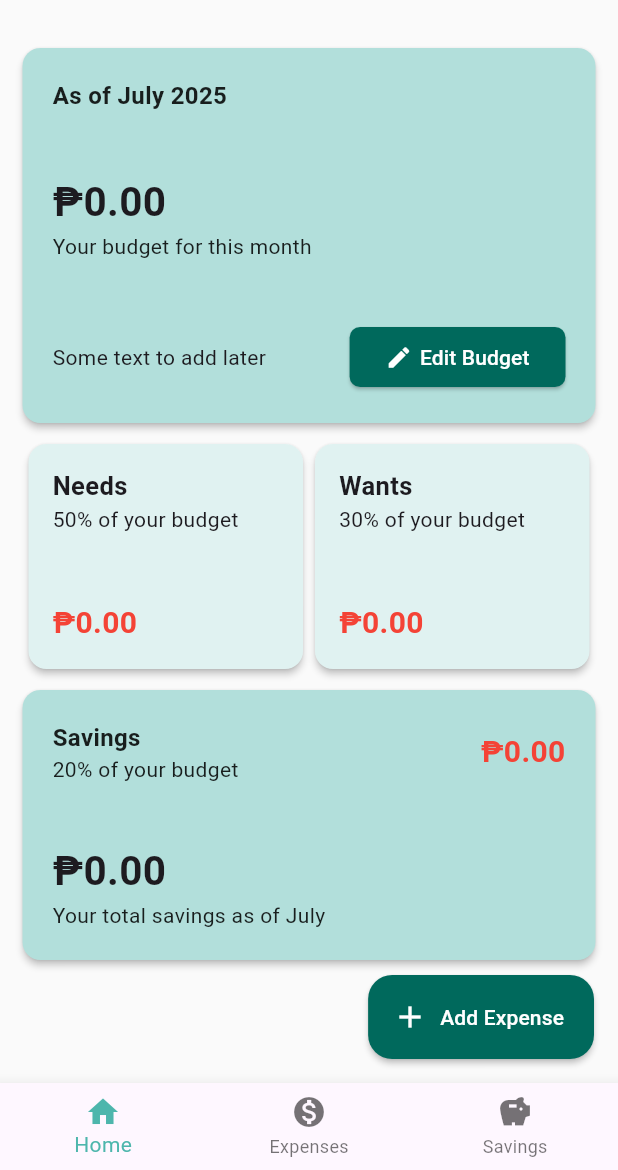
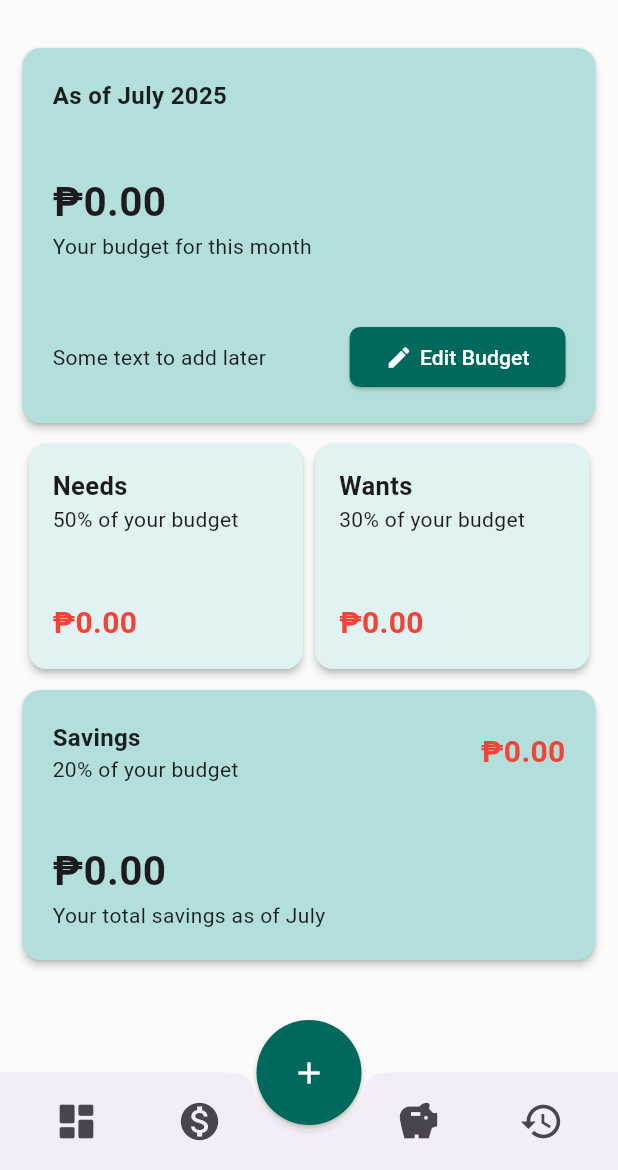
Before and after one commit to gabify/expense-tracker, a Flutter app: the screen it shows after launch, on a phone screen of 412 x 824 dp, the part 66-1236 px from its top. Run offline on Flutter 3.47's test engine with Material 3 defaults, Android fonts, the phone set to English and light mode, and no system bars; our stand-ins replace percent_indicator, sqflite; accounts and stored records are empty; statements that could not run were skipped.

Commit message:
Change to noched fab bottom app bar

```diff
--- a/lib/MainScreen.dart
+++ b/lib/MainScreen.dart
@@ -25,6 +25,7 @@ class _MainScreenState extends State<MainScreen> {
   final List<Widget> _pages = <Widget>[
     Dashboard(),
     Expenselist(),
+    SavingsDashboard(),
     SavingsDashboard()
   ];
 
@@ -67,44 +68,61 @@ class _MainScreenState extends State<MainScreen> {
     return Scaffold(
       body: _pages.elementAt(_selected_items),
 
-      floatingActionButton: FloatingActionButton.extended(
+      floatingActionButton: SizedBox(
+        height: 70,
+        width: 70,
+        child: FloatingActionButton(
           onPressed: (){
             Navigator.pushNamed(context, '/add');
           },
-        label: Text(
-          'Add Expense',
-          style: TextStyle(
-              color: Colors.white
-          ),
-        ),
-        icon: Icon(
+          backgroundColor: Colors.teal[800],
+          elevation: 1.7,
+          shape: CircleBorder(),
+          child: Icon(
             Icons.add,
             color: Colors.white,
           ),
-        backgroundColor: Colors.teal[800],
-        elevation: 1.7,
+        ),
+      ),
+      floatingActionButtonLocation: FloatingActionButtonLocation.centerDocked,
+
+      bottomNavigationBar: BottomAppBar(
+        shape: CircularNotchedRectangle(),
+        notchMargin: 4.0,
+        height: 65,
+        padding: EdgeInsets.symmetric(horizontal: 10),
+        child: Row(
+          mainAxisAlignment: MainAxisAlignment.spaceAround,
+          children: [
+            IconButton(
+              onPressed: (){
+                setState(() => _selected_items = 0);
+              },
+              icon: Icon(Icons.dashboard_rounded, size: 30),
+            ),
+            IconButton(
+              onPressed: (){
+                setState(() => _selected_items = 1);
+              },
+              icon: Icon(Icons.monetization_on, size: 30,),
             ),
 
-      bottomNavigationBar: BottomNavigationBar(
-          selectedItemColor: Colors.teal[300],
-          currentIndex: _selected_items,
-          onTap: _onItemTapped,
-          items: <BottomNavigationBarItem>[
-            BottomNavigationBarItem(
-              icon: Icon(Icons.home),
-              label: 'Home',
+            SizedBox(width: 30,),
+
+            IconButton(
+              onPressed: (){
+                setState(() => _selected_items = 3);
+              },
+              icon: Icon(Icons.savings, size: 30,),
             ),
-            BottomNavigationBarItem(
-                icon: Icon(
-                  Icons.monetization_on,
+            IconButton(
+              onPressed: (){
+                setState(() => _selected_items = 4);
+              },
+              icon: Icon(Icons.history, size: 30,),
             ),
-                label: 'Expenses'
+          ],
         ),
-            BottomNavigationBarItem(
-                icon: Icon(Icons.savings),
-                label: 'Savings'
-            ),
-          ]
       ),
     );
   }
```
Lines whose indentation alone changed are shown as unchanged.
